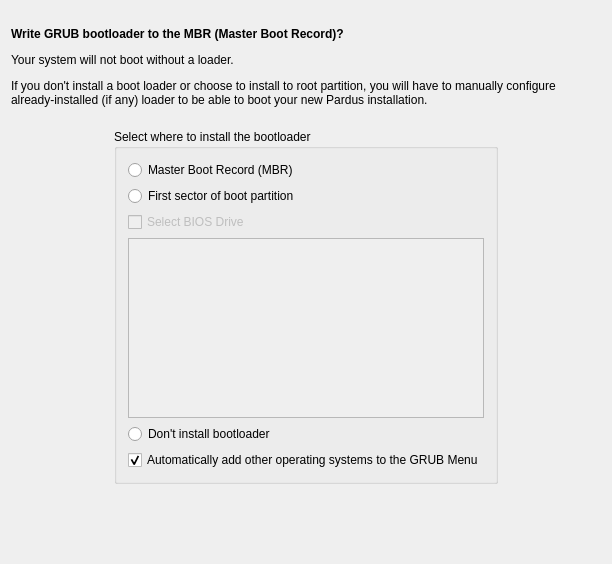
Before: the Qt Designer form yali/gui/Ui/bootloaderwidget.ui in dadas45li/yali, drawn with Qt 5.
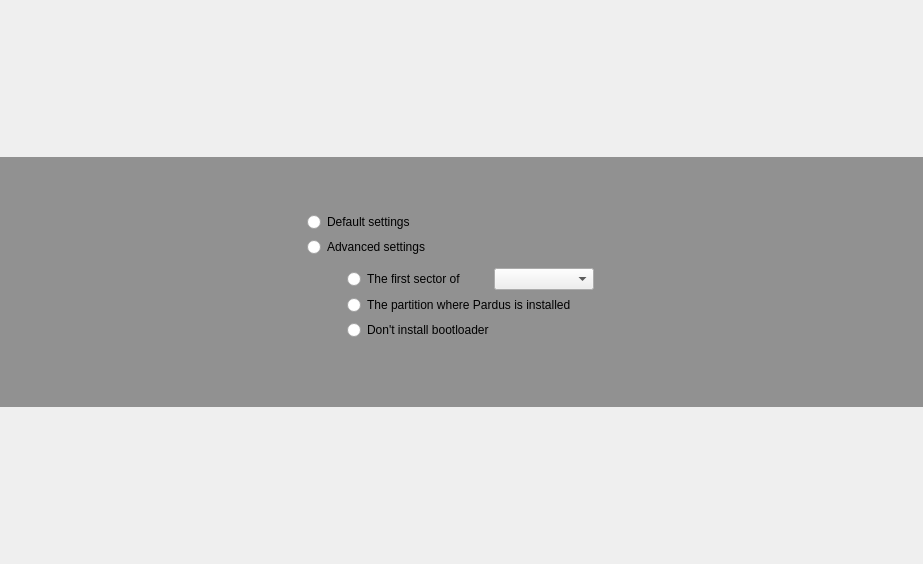
After: the same form once the commit is applied. Icons and pictures are not drawn.

Patch:
```diff
--- a/yali/gui/Ui/bootloaderwidget.ui
+++ b/yali/gui/Ui/bootloaderwidget.ui
@@ -6,77 +6,61 @@
    <rect>
     <x>0</x>
     <y>0</y>
-    <width>612</width>
+    <width>923</width>
     <height>564</height>
    </rect>
   </property>
   <property name="windowTitle">
    <string>Form1</string>
   </property>
-  <layout class="QGridLayout">
-   <item row="0" column="1">
-    <spacer>
-     <property name="orientation">
-      <enum>Qt::Vertical</enum>
-     </property>
-     <property name="sizeType">
-      <enum>QSizePolicy::Fixed</enum>
-     </property>
-     <property name="sizeHint" stdset="0">
-      <size>
-       <width>20</width>
-       <height>16</height>
-      </size>
-     </property>
-    </spacer>
-   </item>
-   <item row="1" column="0" colspan="3">
-    <widget class="QLabel" name="textLabel1">
-     <property name="lineWidth">
-      <number>1</number>
-     </property>
-     <property name="text">
-      <string>&lt;b&gt;Write GRUB bootloader to the MBR (Master Boot Record)?&lt;/b&gt;
-
-&lt;p&gt;Your system will not boot without a loader.&lt;/p&gt;
-
-&lt;p&gt;If you don't install a boot loader or choose to install to root partition, you will have to manually configure already-installed (if any) loader to be able to boot your new Pardus installation.&lt;/p&gt;</string>
-     </property>
-     <property name="alignment">
-      <set>Qt::AlignVCenter</set>
-     </property>
-     <property name="wordWrap">
-      <bool>true</bool>
+  <layout class="QVBoxLayout" name="verticalLayout_2">
+   <property name="spacing">
+    <number>0</number>
      </property>
      <property name="margin">
-      <number>35</number>
-     </property>
-    </widget>
-   </item>
-   <item row="2" column="1">
-    <spacer>
-     <property name="orientation">
-      <enum>Qt::Vertical</enum>
+    <number>0</number>
+   </property>
+   <item>
+    <widget class="QFrame" name="frame">
+     <property name="sizePolicy">
+      <sizepolicy hsizetype="Expanding" vsizetype="Maximum">
+       <horstretch>0</horstretch>
+       <verstretch>0</verstretch>
+      </sizepolicy>
      </property>
-     <property name="sizeType">
-      <enum>QSizePolicy::MinimumExpanding</enum>
+     <property name="minimumSize">
+      <size>
+       <width>600</width>
+       <height>250</height>
+      </size>
      </property>
-     <property name="sizeHint" stdset="0">
+     <property name="maximumSize">
       <size>
-       <width>31</width>
-       <height>16</height>
+       <width>16777215</width>
+       <height>250</height>
       </size>
      </property>
-    </spacer>
-   </item>
-   <item row="3" column="0">
-    <spacer>
+     <property name="styleSheet">
+      <string notr="true">#frame{background-color: rgba(0,0,0,100)}</string>
+     </property>
+     <property name="frameShape">
+      <enum>QFrame::NoFrame</enum>
+     </property>
+     <property name="frameShadow">
+      <enum>QFrame::Raised</enum>
+     </property>
+     <layout class="QGridLayout" name="gridLayout_3">
+      <property name="topMargin">
+       <number>20</number>
+      </property>
+      <property name="bottomMargin">
+       <number>20</number>
+      </property>
+      <item row="0" column="0">
+       <spacer name="horizontalSpacer">
      <property name="orientation">
       <enum>Qt::Horizontal</enum>
      </property>
-     <property name="sizeType">
-      <enum>QSizePolicy::Expanding</enum>
-     </property>
      <property name="sizeHint" stdset="0">
       <size>
        <width>40</width>
@@ -85,71 +69,202 @@
      </property>
     </spacer>
    </item>
-   <item row="3" column="1">
+      <item row="0" column="1">
+       <layout class="QHBoxLayout" name="horizontalLayout_2">
+        <item>
+         <widget class="QLabel" name="pix">
+          <property name="maximumSize">
+           <size>
+            <width>180</width>
+            <height>128</height>
+           </size>
+          </property>
+          <property name="text">
+           <string/>
+          </property>
+          <property name="pixmap">
+           <pixmap resource="../../data.qrc">:/gui/pics/welcome.png</pixmap>
+          </property>
+          <property name="scaledContents">
+           <bool>true</bool>
+          </property>
+          <property name="wordWrap">
+           <bool>false</bool>
+          </property>
+         </widget>
+        </item>
+        <item>
+         <layout class="QVBoxLayout" name="verticalLayout">
+          <property name="spacing">
+           <number>0</number>
+          </property>
+          <property name="leftMargin">
+           <number>0</number>
+          </property>
+          <property name="rightMargin">
+           <number>0</number>
+          </property>
+          <item>
+           <spacer name="verticalSpacer">
+            <property name="orientation">
+             <enum>Qt::Vertical</enum>
+            </property>
+            <property name="sizeHint" stdset="0">
+             <size>
+              <width>20</width>
+              <height>40</height>
+             </size>
+            </property>
+           </spacer>
+          </item>
+          <item>
     <widget class="QGroupBox" name="buttonGroup">
+            <property name="minimumSize">
+             <size>
+              <width>350</width>
+              <height>0</height>
+             </size>
+            </property>
+            <property name="maximumSize">
+             <size>
+              <width>350</width>
+              <height>16777215</height>
+             </size>
+            </property>
+            <property name="styleSheet">
+             <string notr="true">#buttonGroup{border: 0px}</string>
+            </property>
      <property name="title">
-      <string>Select where to install the bootloader</string>
+             <string/>
+            </property>
+            <property name="flat">
+             <bool>true</bool>
      </property>
      <layout class="QGridLayout" name="gridLayout">
-      <item row="0" column="0" colspan="2">
-       <widget class="QRadioButton" name="installMBR">
+             <property name="horizontalSpacing">
+              <number>0</number>
+             </property>
+             <property name="verticalSpacing">
+              <number>5</number>
+             </property>
+             <item row="1" column="0">
+              <widget class="QRadioButton" name="advancedSettings">
         <property name="text">
-         <string>Master Boot Record (MBR)</string>
+                <string>Advanced settings</string>
         </property>
        </widget>
       </item>
-      <item row="1" column="0" colspan="2">
-       <widget class="QRadioButton" name="installPartition">
+             <item row="0" column="0">
+              <widget class="QRadioButton" name="defaultSettings">
         <property name="text">
-         <string>First sector of boot partition</string>
+                <string>Default settings</string>
         </property>
        </widget>
       </item>
       <item row="2" column="0">
-       <widget class="QCheckBox" name="selectDrive">
-        <property name="enabled">
-         <bool>false</bool>
-        </property>
-        <property name="text">
-         <string>Select BIOS Drive </string>
-        </property>
-       </widget>
-      </item>
-      <item row="4" column="0" colspan="2">
-       <widget class="QListWidget" name="drives">
-        <property name="enabled">
-         <bool>false</bool>
-        </property>
-       </widget>
-      </item>
-      <item row="5" column="0">
+              <widget class="QGroupBox" name="advancedSettingsBox">
+               <property name="styleSheet">
+                <string notr="true">#advancedSettingsBox{border: 0px}</string>
+               </property>
+               <property name="title">
+                <string/>
+               </property>
+               <property name="flat">
+                <bool>true</bool>
+               </property>
+               <layout class="QGridLayout" name="gridLayout_2">
+                <property name="leftMargin">
+                 <number>15</number>
+                </property>
+                <property name="topMargin">
+                 <number>0</number>
+                </property>
+                <property name="rightMargin">
+                 <number>4</number>
+                </property>
+                <property name="horizontalSpacing">
+                 <number>0</number>
+                </property>
+                <property name="verticalSpacing">
+                 <number>5</number>
+                </property>
+                <item row="3" column="0" colspan="2">
        <widget class="QRadioButton" name="noInstall">
         <property name="text">
          <string>Don't install bootloader</string>
         </property>
        </widget>
       </item>
-      <item row="6" column="0" colspan="2">
-       <widget class="QCheckBox" name="addOthers">
+                <item row="2" column="0" colspan="2">
+                 <widget class="QRadioButton" name="installPartition">
         <property name="text">
-         <string>Automatically add other operating systems to the GRUB Menu</string>
-        </property>
-        <property name="checked">
-         <bool>true</bool>
-        </property>
-       </widget>
-      </item>
+                   <string>The partition where Pardus is installed</string>
+                  </property>
+                 </widget>
+                </item>
+                <item row="0" column="0">
+                 <widget class="QRadioButton" name="installMBR">
+                  <property name="sizePolicy">
+                   <sizepolicy hsizetype="Fixed" vsizetype="Preferred">
+                    <horstretch>0</horstretch>
+                    <verstretch>0</verstretch>
+                   </sizepolicy>
+                  </property>
+                  <property name="text">
+                   <string>The first sector of</string>
+                  </property>
+                 </widget>
+                </item>
+                <item row="0" column="1">
+                 <widget class="QComboBox" name="drives">
+                  <property name="sizePolicy">
+                   <sizepolicy hsizetype="Preferred" vsizetype="Fixed">
+                    <horstretch>0</horstretch>
+                    <verstretch>0</verstretch>
+                   </sizepolicy>
+                  </property>
+                  <property name="minimumSize">
+                   <size>
+                    <width>100</width>
+                    <height>0</height>
+                   </size>
+                  </property>
+                  <property name="maximumSize">
+                   <size>
+                    <width>100</width>
+                    <height>16777215</height>
+                   </size>
+                  </property>
+                 </widget>
+                </item>
      </layout>
     </widget>
    </item>
-   <item row="3" column="2">
-    <spacer>
+            </layout>
+           </widget>
+          </item>
+          <item>
+           <spacer name="verticalSpacer_2">
+            <property name="orientation">
+             <enum>Qt::Vertical</enum>
+            </property>
+            <property name="sizeHint" stdset="0">
+             <size>
+              <width>20</width>
+              <height>40</height>
+             </size>
+            </property>
+           </spacer>
+          </item>
+         </layout>
+        </item>
+       </layout>
+      </item>
+      <item row="0" column="2">
+       <spacer name="horizontalSpacer_2">
      <property name="orientation">
       <enum>Qt::Horizontal</enum>
      </property>
-     <property name="sizeType">
-      <enum>QSizePolicy::Expanding</enum>
-     </property>
      <property name="sizeHint" stdset="0">
       <size>
        <width>40</width>
@@ -158,21 +273,8 @@
      </property>
     </spacer>
    </item>
-   <item row="4" column="1">
-    <spacer>
-     <property name="orientation">
-      <enum>Qt::Vertical</enum>
-     </property>
-     <property name="sizeType">
-      <enum>QSizePolicy::Expanding</enum>
-     </property>
-     <property name="sizeHint" stdset="0">
-      <size>
-       <width>308</width>
-       <height>81</height>
-      </size>
-     </property>
-    </spacer>
+     </layout>
+    </widget>
    </item>
   </layout>
  </widget>
```
Left out of the diff: 9 changed lines with no effect on the pictures. Lines whose indentation alone changed are shown as unchanged.
